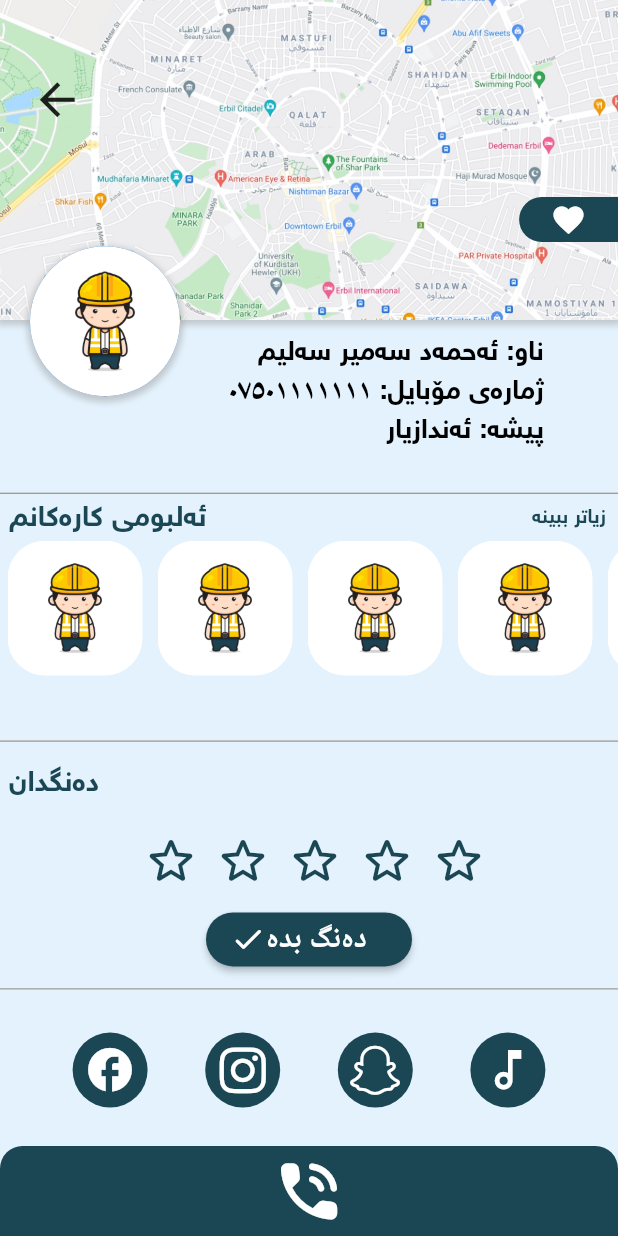
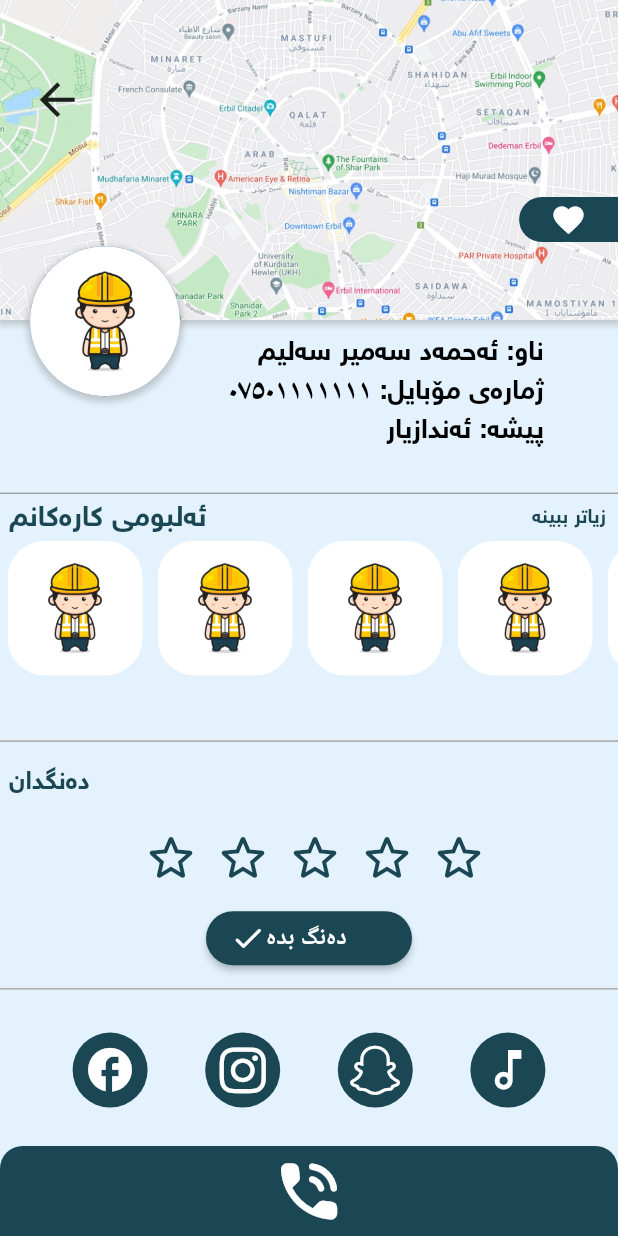
Before and after one commit to ahmadlhony/first_assignment, a Flutter app: the screen it shows after launch, after a tap on "پەیوەندیکردن بە ئێمە", on a phone screen of 412 x 824 dp. Run offline on Flutter 3.47's test engine with Material 2 defaults, Android fonts, the light colour scheme and no system bars; our stand-ins replace carousel_slider, flutter_slider_drawer, fluttericon.

Commit message:
bug fixed

```diff
--- a/lib/screens/temp.dart
+++ b/lib/screens/temp.dart
@@ -27,7 +27,7 @@ class _TempScreenState extends State<TempScreen> {
           child: AppDrawer(),
         ),
         AnimatedContainer(
-          duration: Duration(milliseconds: 750),
+          duration: Duration(milliseconds: 1000),
           transform: Matrix4.translationValues(
             isDrawerOpen ? MediaQuery.of(context).size.width / 2 : 0,
             0,
--- a/lib/widgets/vote.dart
+++ b/lib/widgets/vote.dart
@@ -34,7 +34,7 @@ class _VoteState extends State<Vote> {
               // "Hello",
               style: TextStyle(
                 color: Theme.of(context).primaryColor,
-                fontSize: 19,
+                fontSize: 17,
                 fontFamily: "NRT",
               ),
             ),
@@ -68,7 +68,7 @@ class _VoteState extends State<Vote> {
                   ),
                   Text(
                     "دەنگ بدە",
-                    style: TextStyle(fontSize: 20, fontWeight: FontWeight.bold),
+                    style: TextStyle(fontSize: 16, fontWeight: FontWeight.bold),
                   ),
                 ],
               ),
```
